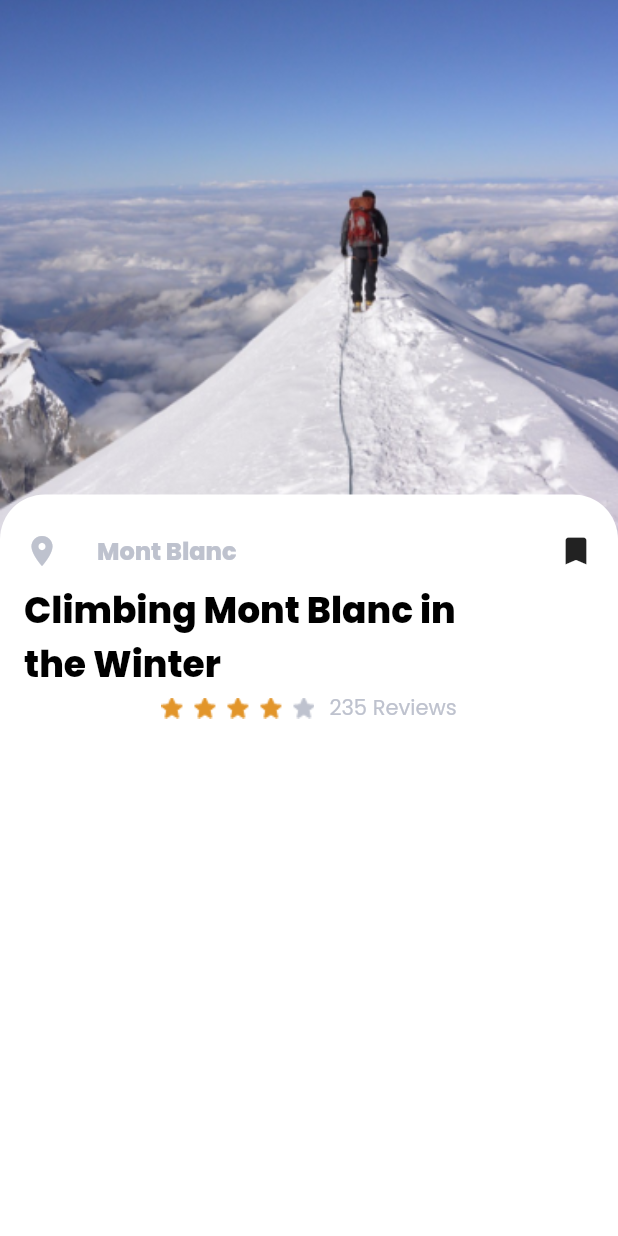
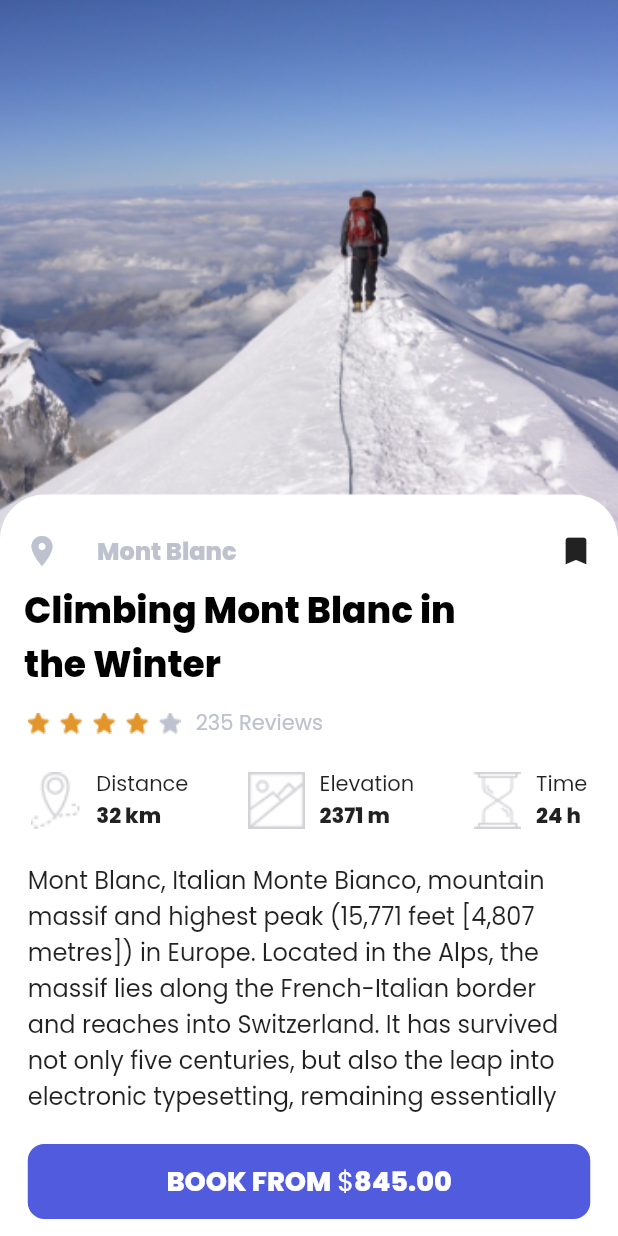
Before and after one commit to alihangedik/ad_gu-UI, a Flutter app: the DetailsPage screen opened directly, on a phone screen of 412 x 824 dp. Run offline on Flutter 3.47's test engine with Material 2 defaults, Android fonts, the phone set to English and light mode, and no system bars; our stand-ins replace carousel_slider.

Commit message:
Update details_page.dart

```diff
--- a/lib/screens/details_page.dart
+++ b/lib/screens/details_page.dart
@@ -83,8 +83,11 @@ class _DetailsPageState extends State<DetailsPage> {
                       ),
                     ),
                   ),
-                  Row(
-                    mainAxisAlignment: MainAxisAlignment.center,
+                  SizedBox(height: 10),
+                  Container(
+                    width: 375,
+                    child: Row(
+                      crossAxisAlignment: CrossAxisAlignment.center,
                       children: [
                         Container(
                           alignment: Alignment.centerLeft,
@@ -99,10 +102,100 @@ class _DetailsPageState extends State<DetailsPage> {
                           "235 Reviews",
                           style: TextStyle(
                             fontFamily: "Poppins-Regular",
-                        color: Color(0xffBEC2CE)),
+                            color: Color(0xffBEC2CE),
+                          ),
                         )
                       ],
+                    ),
+                  ),
+                  SizedBox(height: 20),
+                  Row(
+                    mainAxisAlignment: MainAxisAlignment.center,
+                    children: const [
+                      Info(
+                        image: "assets/images/distance.png",
+                        text: "Distance",
+                        value: "32 km",
+                      ),
+                      SizedBox(
+                        width: 40,
+                      ),
+                      Info(
+                        image: "assets/images/elevation.png",
+                        text: "Elevation",
+                        value: "2371 m",
+                      ),
+                      SizedBox(
+                        width: 40,
+                      ),
+                      Info(
+                        image: "assets/images/time.png",
+                        text: "Time",
+                        value: "24 h",
                       )
+                    ],
+                  ),
+                  SizedBox(height: 20),
+                  Container(
+                    width: 375,
+                    child: const Text(
+                      "Mont Blanc, Italian Monte Bianco, mountain massif and highest peak (15,771 feet [4,807 metres]) in Europe. Located in the Alps, the massif lies along the French-Italian border and reaches into Switzerland. It has survived not only five centuries, but also the leap into electronic typesetting, remaining essentially",
+                      style: TextStyle(
+                        fontSize: 16,
+                        fontFamily: "Poppins-Regular",
+                      ),
+                    ),
+                  ),
+                  SizedBox(height: 20),
+                  FractionallySizedBox(
+                    widthFactor: 2,
+                    child: FlatButton(
+                      splashColor: Colors.transparent,
+                      highlightColor: Colors.transparent,
+                      onPressed: () {},
+                      child: Container(
+                        alignment: Alignment.center,
+                        width: 375,
+                        height: 50,
+                        decoration: const BoxDecoration(
+                          color: Color(0xff515BDE),
+                          borderRadius: BorderRadius.all(Radius.circular(11)),
+                        ),
+                        child: Row(
+                          mainAxisAlignment: MainAxisAlignment.center,
+                          children: const [
+                            Text(
+                              "BOOK FROM",
+                              style: TextStyle(
+                                fontSize: 18,
+                                fontFamily: "Poppins-ExtraBold",
+                                color: Colors.white,
+                              ),
+                            ),
+                            SizedBox(
+                              width: 4,
+                            ),
+                            Text(
+                              "\$",
+                              style: TextStyle(
+                                fontSize: 18,
+                                fontFamily: "Poppins-Regular",
+                                color: Colors.white,
+                              ),
+                            ),
+                            Text(
+                              "845.00",
+                              style: TextStyle(
+                                fontSize: 18,
+                                fontFamily: "Poppins-ExtraBold",
+                                color: Colors.white,
+                              ),
+                            ),
+                          ],
+                        ),
+                      ),
+                    ),
+                  ),
                 ],
               ),
             ),
@@ -112,3 +205,44 @@ class _DetailsPageState extends State<DetailsPage> {
     );
   }
 }
+
+class Info extends StatelessWidget {
+  final image;
+  final text;
+  final value;
+  const Info({
+    Key? key,
+    this.image,
+    this.text,
+    this.value,
+  }) : super(key: key);
+
+  @override
+  Widget build(BuildContext context) {
+    return Row(
+      mainAxisAlignment: MainAxisAlignment.center,
+      children: [
+        Image.asset(
+          image,
+          scale: 0.8,
+        ),
+        SizedBox(
+          width: 10,
+        ),
+        Column(
+          crossAxisAlignment: CrossAxisAlignment.start,
+          children: [
+            Text(
+              text,
+              style: TextStyle(fontFamily: "Poppins-Regular", fontSize: 14),
+            ),
+            Text(
+              value,
+              style: TextStyle(fontFamily: "Poppins-ExtraBold", fontSize: 14),
+            ),
+          ],
+        )
+      ],
+    );
+  }
+}
```
Lines whose indentation alone changed are shown as unchanged.
